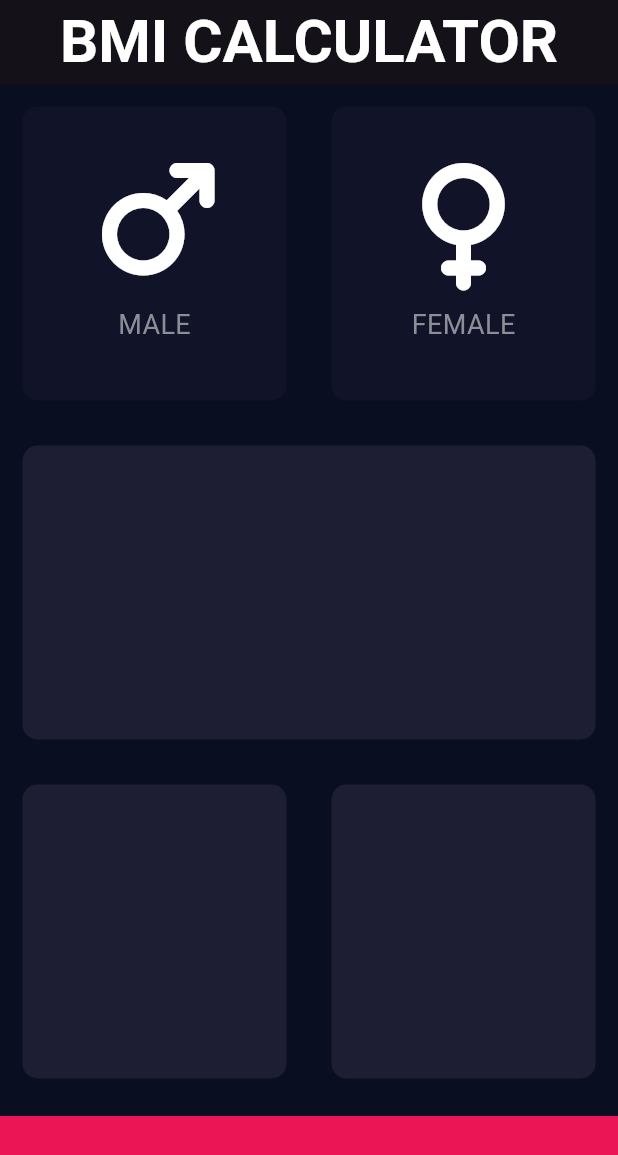
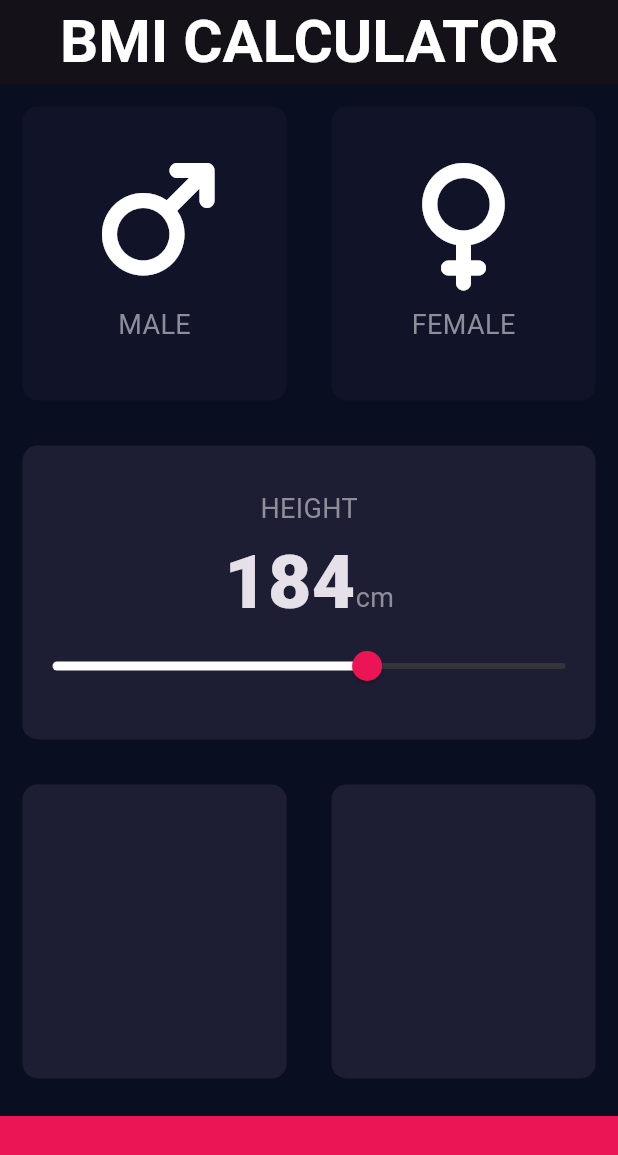
Before and after one commit to nguivo/BMI-Calculator-Flutter, a Flutter app: the screen it shows after launch, on a phone screen of 412 x 824 dp. Shown: the top 1155 px of the screen. Run offline on Flutter 3.47's test engine with Material 3 defaults, Android fonts, the phone set to English and light mode, and no system bars; our stand-ins replace font_awesome_flutter.

Commit message:
build the slider input and customise it

```diff
--- a/lib/constants.dart
+++ b/lib/constants.dart
@@ -9,3 +9,8 @@ const kIconTextStyle = TextStyle(
   fontSize: 18.0,
   color: Color(0xFF8D8E98),
 );
+
+const kNumberTextStyle = TextStyle(
+  fontSize: 50.0,
+  fontWeight: FontWeight.w900,
+);
--- a/lib/input_dart.dart
+++ b/lib/input_dart.dart
@@ -17,6 +17,8 @@ class InputPage extends StatefulWidget {
 
 class _InputPageState extends State<InputPage> {
   Gender? selectedGender = null;
+
+  int height = 184;
 
   @override
   Widget build(BuildContext context) {
@@ -63,7 +65,50 @@ class _InputPageState extends State<InputPage> {
           Expanded(
             child: ReusableCard(
               bgColor: kActiveCardColor,
-              cardChild: Container(),
+              cardChild: Column(
+                mainAxisAlignment: MainAxisAlignment.center,
+                children: [
+                  Text(
+                    'HEIGHT',
+                    style: kIconTextStyle,
+                  ),
+                  Row(
+                    mainAxisAlignment: MainAxisAlignment.center,
+                    crossAxisAlignment: CrossAxisAlignment.baseline,
+                    textBaseline: TextBaseline.alphabetic,
+                    children: [
+                      Text(
+                        height.toString(),
+                        style: kNumberTextStyle,
+                      ),
+                      Text(
+                        'cm',
+                        style: kIconTextStyle,
+                      ),
+                    ],
+                  ),
+                  SliderTheme(
+                    data: SliderTheme.of(context).copyWith(
+                      thumbColor: Color(0xFFEB1555),
+                      activeTrackColor: Colors.white,
+                      inactiveColor: Color(0xFF8D8E98),
+                      overlayColor: Color(0x29EB1555),
+                      thumbShape: RoundSliderThumbShape(enabledThumbRadius: 10.0),
+                      overlayShape: RoundSliderOverlayShape(overlayRadius: 20.0),
+                    ),
+                    child: Slider(
+                        min: 0.0,
+                        max: 300.0,
+                        value: height.toDouble(),
+                        onChanged: (double newValue) {
+                          setState(() {
+                            height =  newValue.round();
+                          });
+                        }
+                    ),
+                  ),
+                ],
+              ),
             ),
           ),
           Expanded(
```
